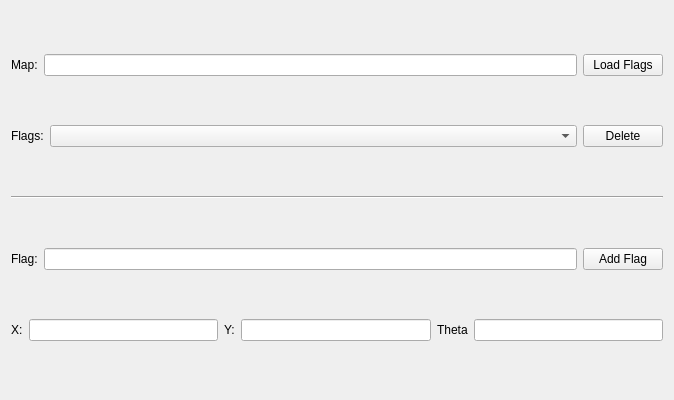
First picture: the form in rviz_map_tool/src/my_panel.ui, repository HSRobot/hirop_ros, before the edit.
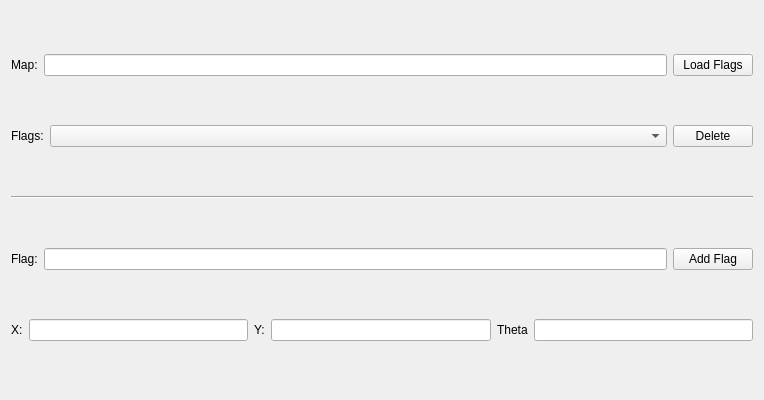
Second picture: the form after the edit.

What changed in the file:
```diff
--- a/rviz_map_tool/src/my_panel.ui
+++ b/rviz_map_tool/src/my_panel.ui
@@ -6,14 +6,14 @@
    <rect>
     <x>0</x>
     <y>0</y>
-    <width>674</width>
+    <width>764</width>
     <height>400</height>
    </rect>
   </property>
   <property name="minimumSize">
    <size>
     <width>100</width>
-    <height>250</height>
+    <height>100</height>
    </size>
   </property>
   <property name="windowTitle">
```
